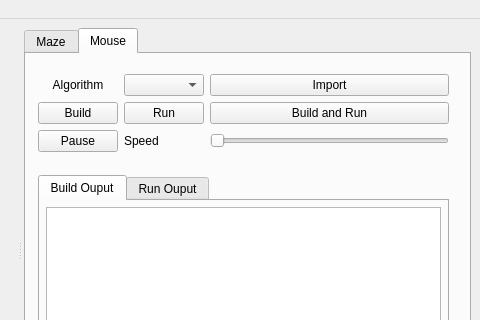
Old version of the form src/sim/ui/mainwindow.ui in the repository mackorone/mms; both pictures show x 294 to 774 and y 0 to 320 of the 774 by 480 pixel window.
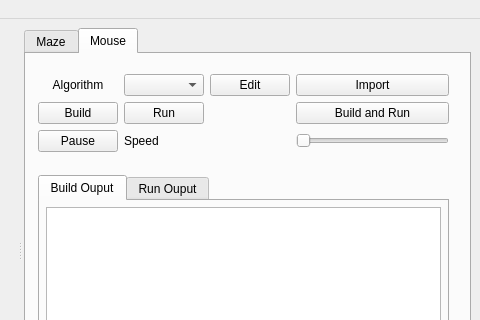
New version of the form. The open tabs and pages were chosen to show the change.

Diff of the .ui file:
```diff
--- a/src/sim/ui/mainwindow.ui
+++ b/src/sim/ui/mainwindow.ui
@@ -340,8 +340,8 @@
               </property>
              </widget>
             </item>
-            <item row="0" column="4">
-             <widget class="QPushButton" name="importButton">
+            <item row="0" column="5">
+             <widget class="QPushButton" name="importMouseAlgoButton">
               <property name="text">
                <string>Import</string>
               </property>
@@ -357,8 +357,8 @@
               </property>
              </widget>
             </item>
-            <item row="1" column="4">
-             <widget class="QPushButton" name="buildAndRunButton">
+            <item row="1" column="5">
+             <widget class="QPushButton" name="editParametersButton">
               <property name="text">
                <string>Build and Run</string>
               </property>
@@ -388,7 +388,7 @@
               </property>
              </widget>
             </item>
-            <item row="2" column="4">
+            <item row="2" column="5">
              <widget class="QSlider" name="horizontalSlider">
               <property name="orientation">
                <enum>Qt::Horizontal</enum>
@@ -402,6 +402,13 @@
               </property>
              </widget>
             </item>
+            <item row="0" column="4">
+             <widget class="QPushButton" name="editMouseAlgoButton">
+              <property name="text">
+               <string>Edit</string>
+              </property>
+             </widget>
+            </item>
            </layout>
           </widget>
          </item>
```
Left out of the diff: 8 changed lines with no effect on the pictures.
